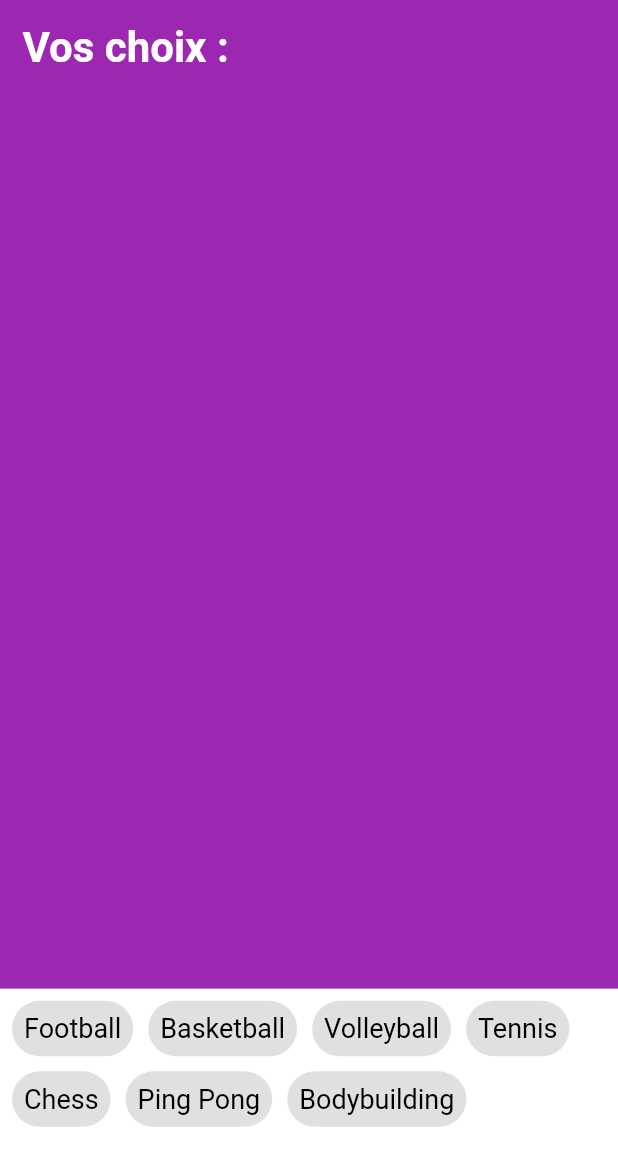
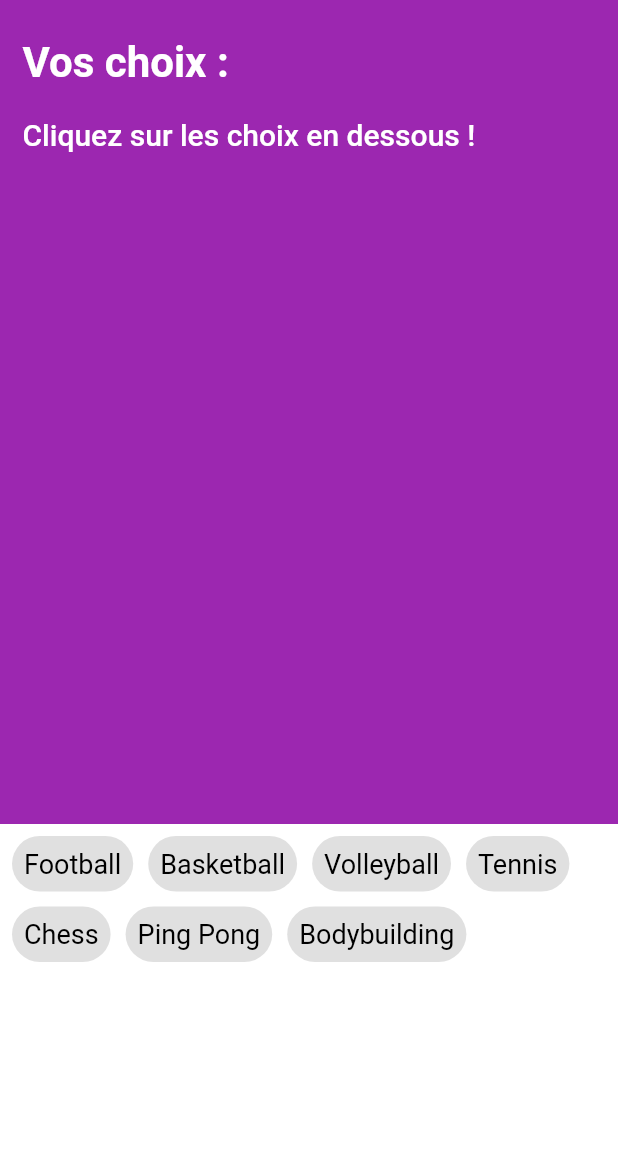
Before and after one commit to RemyMach/esgi_flutter_td, a Flutter app: the screen it shows after launch, on a phone screen of 412 x 824 dp. Shown: the top 1166 px of the screen. Run offline on Flutter 3.47's test engine with Material 2 defaults, Android fonts, the phone set to English and light mode, and no system bars.

Commit message:
change header and footer layout to flexHeight

```diff
--- a/lib/footer.dart
+++ b/lib/footer.dart
@@ -2,7 +2,7 @@ import 'package:flutter/material.dart';
 import 'package:td_flutter/choice_item.dart';
 
 class Footer extends StatelessWidget {
-  final double height;
+  final int heightFlex;
   final List<String> hobbies = [
     "Football",
     "Basketball",
@@ -13,12 +13,13 @@ class Footer extends StatelessWidget {
     "Bodybuilding",
   ];
 
-  Footer({Key? key, required this.height}) : super(key: key);
+  Footer({Key? key, required this.heightFlex}) : super(key: key);
 
   @override
   Widget build(BuildContext context) {
-    return Container(
-      height: height,
+    return Expanded(
+      flex: heightFlex,
+      child: Container(
         width: double.maxFinite,
         color: Colors.white,
         child: Padding(
@@ -35,6 +36,7 @@ class Footer extends StatelessWidget {
             }).toList(),
           ),
         ),
+      ),
     );
   }
 }
--- a/lib/header.dart
+++ b/lib/header.dart
@@ -1,18 +1,25 @@
 import 'package:flutter/material.dart';
 
 class Header extends StatelessWidget {
-  final double height;
+  final int heightFlex;
 
-  const Header({Key? key, required this.height}) : super(key: key);
+  const Header({Key? key, required this.heightFlex}) : super(key: key);
 
   @override
   Widget build(BuildContext context) {
-    return Container(
-      height: height,
+    return Expanded(
+      flex: heightFlex,
+      child: Container(
         width: double.maxFinite,
         color: Colors.purple,
-      child: const Padding(
-          padding: EdgeInsets.all(15.0),
+        child: Padding(
+            padding: const EdgeInsets.all(15.0),
+            child: Column(
+              mainAxisAlignment: MainAxisAlignment.start,
+              crossAxisAlignment: CrossAxisAlignment.start,
+              children: const [
+                Padding(
+                  padding: EdgeInsets.symmetric(vertical: 10),
                   child: Text(
                     'Vos choix :',
                     style: TextStyle(
@@ -20,7 +27,22 @@ class Header extends StatelessWidget {
                       fontSize: 28,
                       fontWeight: FontWeight.bold,
                     ),
+                  ),
+                ),
+                Padding(
+                  padding: EdgeInsets.symmetric(vertical: 10),
+                  child: Text(
+                    'Cliquez sur les choix en dessous !',
+                    style: TextStyle(
+                      color: Colors.white,
+                      fontSize: 20,
+                      fontWeight: FontWeight.w500,
+                    ),
+                  ),
+                )
+              ],
             )),
+      ),
     );
   }
 }
--- a/lib/main.dart
+++ b/lib/main.dart
@@ -38,8 +38,8 @@ class Home extends StatelessWidget {
             final heightMax = constraints.maxHeight;
             return Column(
               children: [
-                Header(height: heightMax * 0.8),
-                Footer(height: heightMax * 0.2),
+                const Header(heightFlex: 2),
+                Footer(heightFlex: 1),
               ],
             );
           },
```
Lines whose indentation alone changed are shown as unchanged.
